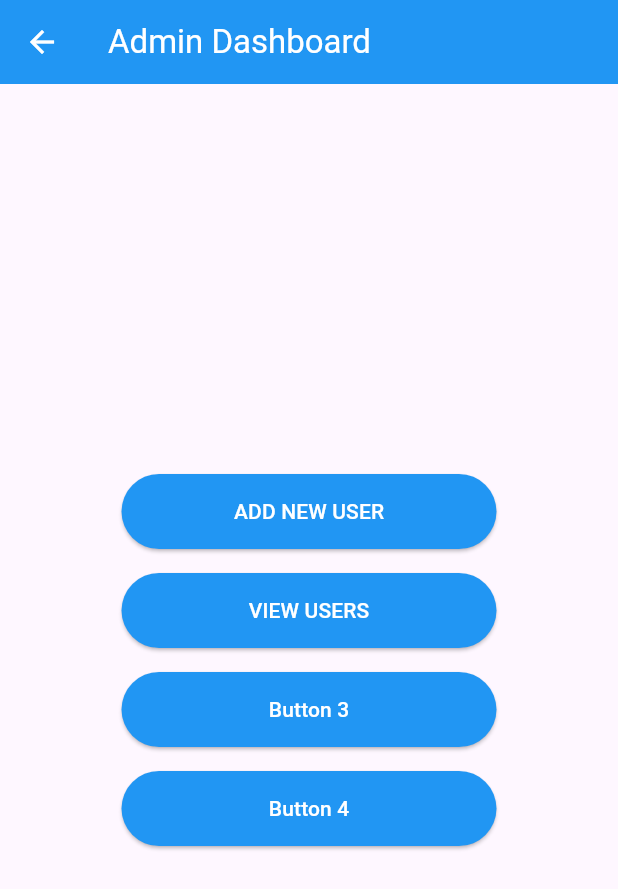
After one commit to nyamajiwa-blessing/employee, a Flutter app: the AdminDashboardView screen opened directly, on a phone screen of 412 x 824 dp. The commit adds this screen. Shown: the top 889 px of the screen. Run offline on Flutter 3.47's test engine with Material 3 defaults, Android fonts, the phone set to English and light mode, and no system bars; our stand-ins replace camera, fluttertoast, image_picker, sqflite; accounts and stored records are empty.

```diff
--- /dev/null
+++ b/lib/dashboard.dart
@@ -0,0 +1,80 @@
+import 'package:employee/details.dart';
+import 'package:employee/view_users.dart';
+import 'package:flutter/material.dart';
+
+class AdminDashboardView extends StatelessWidget {
+  const AdminDashboardView({super.key});
+
+  @override
+  Widget build(BuildContext context) {
+    return Scaffold(
+      appBar: AppBar(
+        title: const Text('Admin Dashboard'),
+        backgroundColor: Colors.blue,
+        foregroundColor: Colors.white,
+      ),
+      body: Center(
+        child: Column(
+          mainAxisAlignment: MainAxisAlignment.center,
+          children: <Widget>[
+            ElevatedButton(
+              onPressed: () {
+                Navigator.push(
+                    context,
+                    MaterialPageRoute(
+                        builder: (context) => const EmployeeDetailsScreen()),
+                  );
+              },
+              style: ElevatedButton.styleFrom(
+                backgroundColor: Colors.blue,
+                foregroundColor: Colors.white,
+                minimumSize: const Size(250, 50)
+              ),
+              child: const Text('ADD NEW USER'),
+            ),
+            const SizedBox(height: 16),
+            ElevatedButton(
+              onPressed: () {
+                Navigator.push(
+                    context,
+                    MaterialPageRoute(
+                        builder: (context) => const ResultsTable()),
+                  );
+              },
+              style: ElevatedButton.styleFrom(
+                backgroundColor: Colors.blue,
+                foregroundColor: Colors.white,
+                minimumSize: const Size(250, 50)
+              ),
+              child: const Text('VIEW USERS'),
+            ),
+            const SizedBox(height: 16),
+            ElevatedButton(
+              onPressed: () {
+                // Add your button functionality here
+              },
+              style: ElevatedButton.styleFrom(
+                backgroundColor: Colors.blue,
+                foregroundColor: Colors.white,
+                minimumSize: const Size(250, 50)
+              ),
+              child: const Text('Button 3'),
+            ),
+            const SizedBox(height: 16),
+            ElevatedButton(
+              onPressed: () {
+                // Add your button functionality here
+              },
+              style: ElevatedButton.styleFrom(
+                backgroundColor: Colors.blue,
+                foregroundColor: Colors.white,
+                minimumSize: const Size(250, 50)
+              ),
+              child: const Text('Button 4'),
+            ),
+          ],
+        ),
+      ),
+    );
+  }
+}
--- a/lib/sign_in.dart
+++ b/lib/sign_in.dart
@@ -1,4 +1,5 @@
 // import 'package:employee/add_user.dart';
+import 'package:employee/dashboard.dart';
 import 'package:employee/details.dart';
 import 'package:flutter/material.dart';
 import 'package:fluttertoast/fluttertoast.dart';
@@ -57,7 +58,7 @@ class LoginScreen extends StatelessWidget {
                   Navigator.push(
                     context,
                     MaterialPageRoute(
-                        builder: (context) => const EmployeeDetailsScreen()),
+                        builder: (context) => const AdminDashboardView()),
                   );
                 }
                 else if(email.isEmpty || password.isEmpty) {
```
Also changed, not shown: lib/capture_image.dart (added, +72 -0 lines), lib/main.dart (+5 -4 lines), lib/view_users.dart (added, +90 -0 lines).
